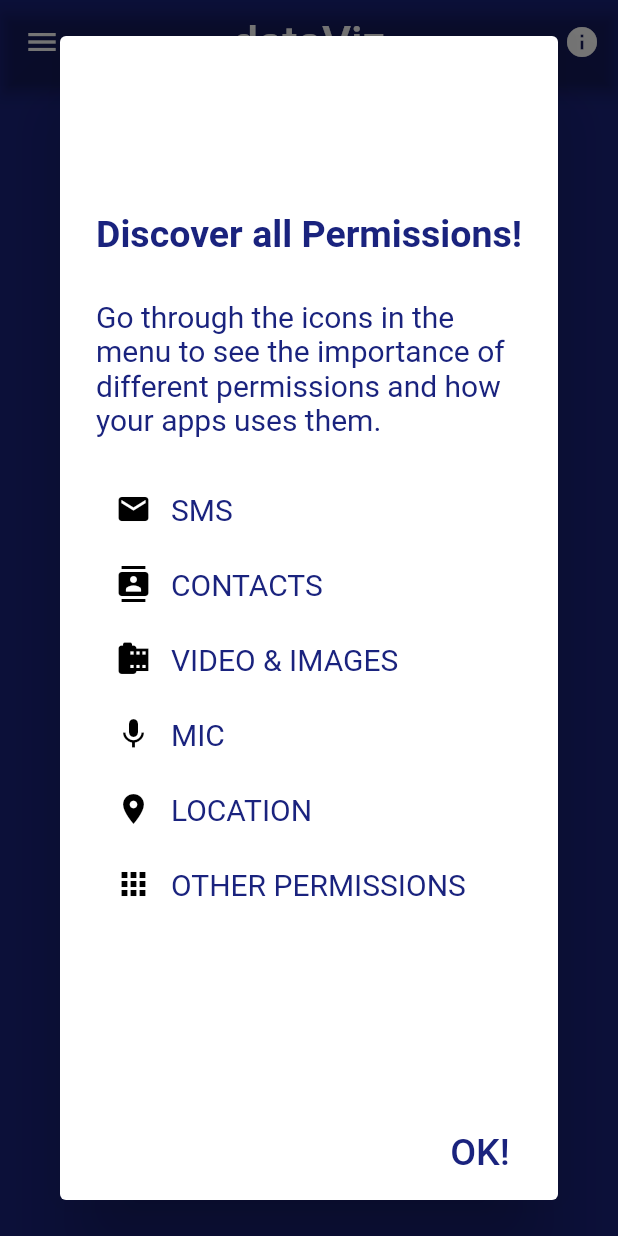
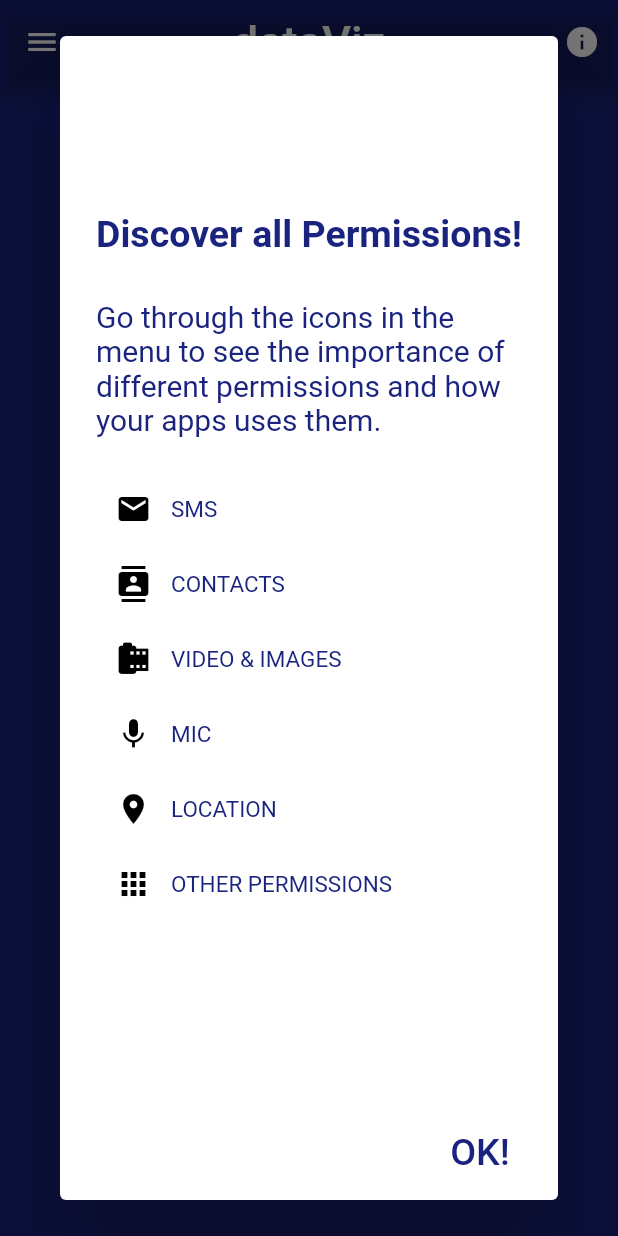
Before and after one commit to salmonMaxx/dataViz, a Flutter app: the MenuPage screen opened by its route, after a tap on the "info" icon, on a phone screen of 412 x 824 dp. Run offline on Flutter 3.47's test engine with Material 2 defaults, Android fonts, the light colour scheme and no system bars; our stand-ins replace contacts_service, dots_indicator, location, permission_handler; missing offline and left inert: call_log, launcher_assist, photo_manager, sms, speech_recognition; Roboto replaces fonts that are missing (Abel-bold).

Commit message:
othermeny

```diff
--- a/lib/main.dart
+++ b/lib/main.dart
@@ -18,8 +18,6 @@ import './routes/permissions/Sensors.dart';
 
 import './routes/drawer/AboutUs.dart';
 import './routes/drawer/BigPicture.dart';
-import './routes/drawer/FeedBack.dart';
-
 
 //intro
 import './routes/intro/introPage.dart';
@@ -59,7 +57,6 @@ class MyApp extends StatelessWidget {
         //drawer
         'big_picture': (context) => BigPicture(),
         'about_us': (context) => AboutUs(),
-        'feedback': (context) => FeedBack(),
       },
     );
   }
--- a/lib/routes/MenuPage.dart
+++ b/lib/routes/MenuPage.dart
@@ -33,37 +33,37 @@ Future<void> _ackAlert(BuildContext context) {
               mainAxisAlignment: MainAxisAlignment.start,
               children: <Widget>[
                 new CircleButton(iconData: Icons.email),
-                new Text ("SMS", textAlign: TextAlign.start, style: TextStyle(color: Colors.indigo[900], fontSize: 20)),
+                new Text ("SMS", textAlign: TextAlign.start, style: TextStyle(color: Colors.indigo[900], fontSize: 15)),
               ],),
             new Row(
               mainAxisAlignment: MainAxisAlignment.start,
               children: <Widget>[
                 new CircleButton(iconData: Icons.contacts),
-                new Text ("CONTACTS", textAlign: TextAlign.start, style: TextStyle(color: Colors.indigo[900], fontSize: 20)),
+                new Text ("CONTACTS", textAlign: TextAlign.start, style: TextStyle(color: Colors.indigo[900], fontSize: 15)),
               ],),
             new Row(
               mainAxisAlignment: MainAxisAlignment.start,
               children: <Widget>[
                 new CircleButton(iconData: Icons.camera_roll),
-                new Text ("VIDEO & IMAGES", textAlign: TextAlign.start, style: TextStyle(color: Colors.indigo[900], fontSize: 20)),
+                new Text ("VIDEO & IMAGES", textAlign: TextAlign.start, style: TextStyle(color: Colors.indigo[900], fontSize: 15)),
               ],),
             new Row(
               mainAxisAlignment: MainAxisAlignment.start,
               children: <Widget>[
                 new CircleButton(iconData: Icons.mic),
-                new Text ("MIC", textAlign: TextAlign.start, style: TextStyle(color: Colors.indigo[900], fontSize: 20)),
+                new Text ("MIC", textAlign: TextAlign.start, style: TextStyle(color: Colors.indigo[900], fontSize: 15)),
               ],),
             new Row(
               mainAxisAlignment: MainAxisAlignment.start,
               children: <Widget>[
                 new CircleButton(iconData: Icons.location_on),
-                new Text ("LOCATION",textAlign: TextAlign.start, style: TextStyle(color: Colors.indigo[900], fontSize: 20)),
+                new Text ("LOCATION",textAlign: TextAlign.start, style: TextStyle(color: Colors.indigo[900], fontSize: 15)),
               ],),
             new Row(
               mainAxisAlignment: MainAxisAlignment.start,
               children: <Widget>[
                 new CircleButton(iconData: Icons.apps),
-                new Text ("OTHER PERMISSIONS", textAlign: TextAlign.start, style: TextStyle(color: Colors.indigo[900], fontSize: 20)),
+                new Text ("OTHER PERMISSIONS", textAlign: TextAlign.start, style: TextStyle(color: Colors.indigo[900], fontSize: 15)),
               ],),],),
         actions: <Widget>[
 
@@ -297,15 +297,6 @@ class _MenuPageState extends State<MenuPage> {
                 Navigator.of(context).pushNamed('about_us');
               },
             ),
-            ListTile(
-              title: Text('FEEDBACK',
-                  style:
-                      new TextStyle(fontSize: 30.0, color: Colors.indigo[900])),
-              onTap: () {
-                Navigator.pop(context);
-                Navigator.of(context).pushNamed('feedback');
-              },
-            ),
             ListTile(title: Text('')),
             ListTile(
               title: Text('FORGET ME!',
--- a/lib/routes/permissions/Sms.dart
+++ b/lib/routes/permissions/Sms.dart
@@ -107,6 +107,10 @@ class _SmsState extends State<Sms> {
           child: template.textBoxWithPic(null, myImage, myHeader, null, myText, 16, null),
         ),
         new Container(
+          //Put in functions from the template below!!!
+          child: template.otherPermissionBox(null, null, widget.whoHasSMS),
+        ),
+        new Container(
             child: new Row(
           crossAxisAlignment: CrossAxisAlignment.center,
           children: <Widget>[
```
Also changed, not shown: lib/routes/drawer/FeedBack.dart (deleted, +0 -22 lines), lib/routes/intro/introPage.dart (+2 -5 lines).
